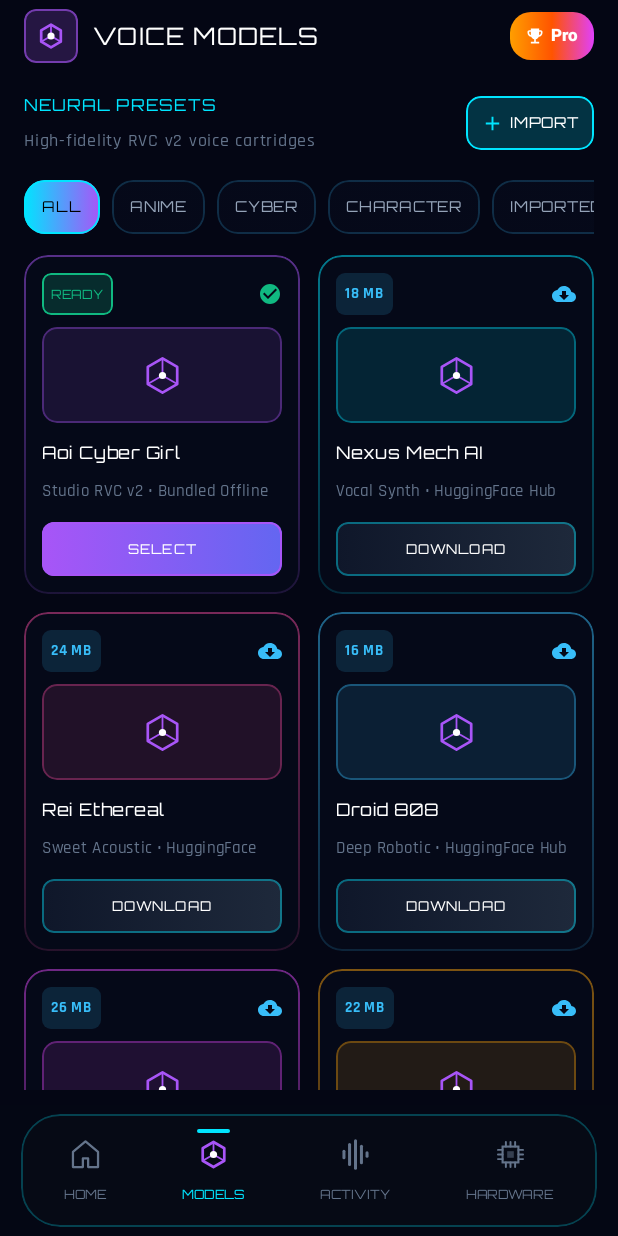
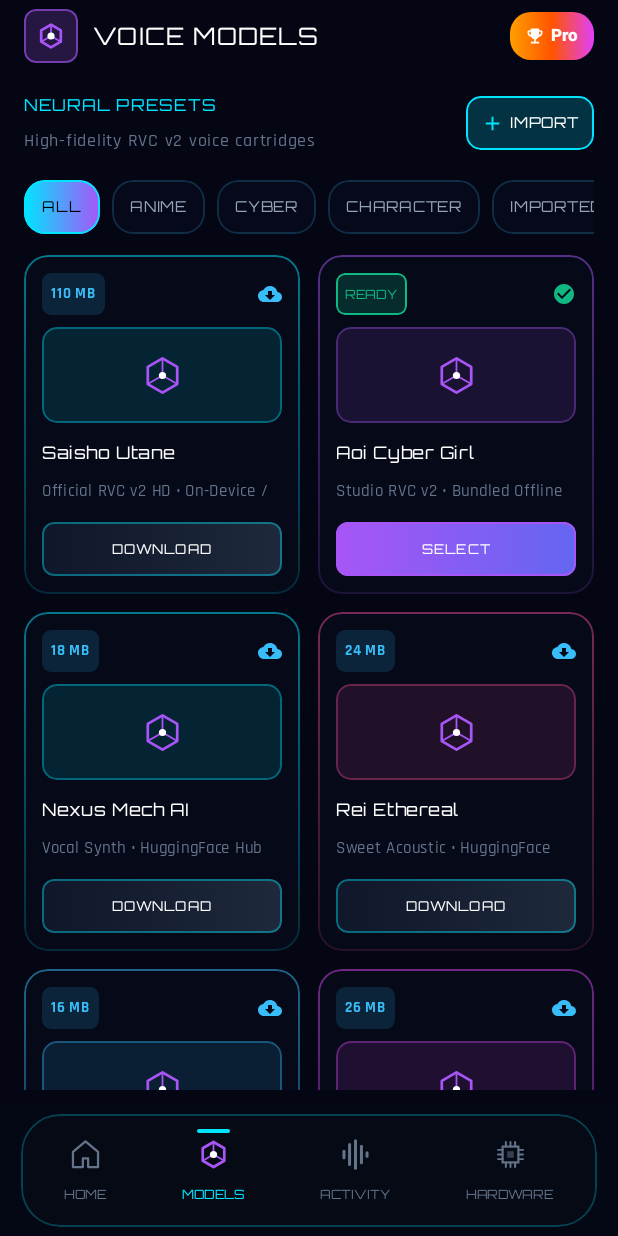
Before and after one commit to fauzi2nd/SmartVoiceChanger, an Android app built with Jetpack Compose: the screen it shows after launch (MainActivity), after a tap on "MODELS", on a phone screen of 412 x 824 dp. Run offline under Robolectric (Android 15) with nearby library versions, the phone set to English and light mode, and no system bars; libraries missing offline, so code that uses them is left out: ai.onnxruntime; 2 other taps on this screen came first.

Commit message:
feat(tuning): make Saisho Utane default target voice model with scrollable cartridge selector

```diff
--- a/app/src/main/java/com/smartvoicechanger/app/ui/VoiceLibraryScreen.kt
+++ b/app/src/main/java/com/smartvoicechanger/app/ui/VoiceLibraryScreen.kt
@@ -58,10 +58,25 @@ fun VoiceLibraryScreen(
         }
     }
 
+    val context = androidx.compose.ui.platform.LocalContext.current
+    val isSaishoInstalled = remember {
+        com.smartvoicechanger.app.audio.ModelDownloadService.isSaishoModelReady(context)
+    }
+
     // Pre-configured models list with our Bundled Starter Model + Hugging Face Free Models
     var modelsList by remember {
         mutableStateOf(
             listOf(
+                PresetVoiceCard(
+                    id = "saisho_utane",
+                    name = "Saisho Utane",
+                    category = "ANIME",
+                    tag = "Official RVC v2 HD",
+                    sizeMb = 110,
+                    isInstalled = isSaishoInstalled,
+                    accentColor = SvcColors.CyanNeon,
+                    source = "On-Device / CC BY 4.0"
+                ),
                 PresetVoiceCard(
                     id = "aoi_rvc_v2",
                     name = "Aoi Cyber Girl",
```
Also changed, not shown: app/src/main/java/com/smartvoicechanger/app/audio/VoiceConversionPipeline.kt (+9 -0 lines), app/src/main/java/com/smartvoicechanger/app/ui/AudioTuningScreen.kt (+14 -7 lines).
